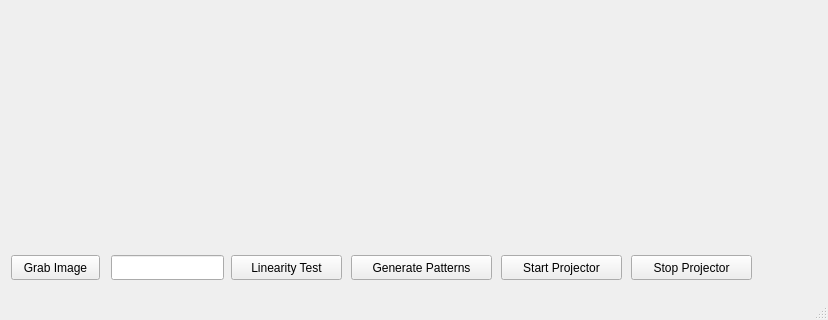
ethz-asl/slstudio, file src/SLStudio.ui: the form before one commit; both pictures show x 0 to 828 and y 224 to 544 of the 828 by 544 pixel window.
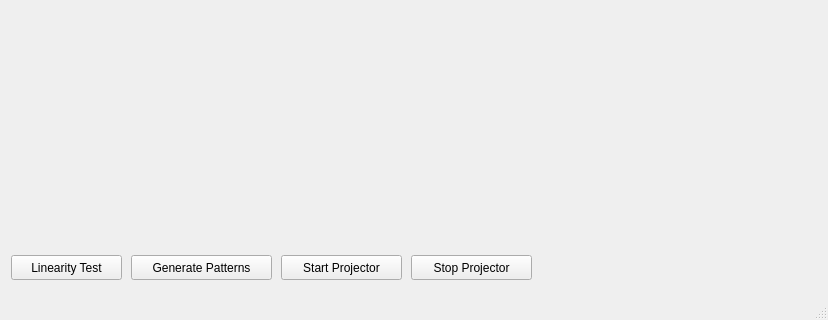
The form after the commit. Custom widgets are drawn as their Qt base class.

Commit message: Removed unnecessary button

The edit to the form file:
```diff
--- a/src/SLStudio.ui
+++ b/src/SLStudio.ui
@@ -35,33 +35,10 @@
       <property name="autoFillBackground">
        <bool>false</bool>
       </property>
-      <widget class="QPushButton" name="grabImage">
-       <property name="geometry">
-        <rect>
-         <x>0</x>
-         <y>420</y>
-         <width>89</width>
-         <height>25</height>
-        </rect>
-       </property>
-       <property name="text">
-        <string>Grab Image</string>
-       </property>
-      </widget>
-      <widget class="QLineEdit" name="lineEdit">
-       <property name="geometry">
-        <rect>
-         <x>100</x>
-         <y>420</y>
-         <width>113</width>
-         <height>25</height>
-        </rect>
-       </property>
-      </widget>
       <widget class="QPushButton" name="linearityTest">
        <property name="geometry">
         <rect>
-         <x>220</x>
+         <x>0</x>
          <y>420</y>
          <width>111</width>
          <height>25</height>
@@ -74,7 +51,7 @@
       <widget class="QPushButton" name="generatePatterns">
        <property name="geometry">
         <rect>
-         <x>340</x>
+         <x>120</x>
          <y>420</y>
          <width>141</width>
          <height>25</height>
@@ -87,7 +64,7 @@
       <widget class="QPushButton" name="startProjector">
        <property name="geometry">
         <rect>
-         <x>490</x>
+         <x>270</x>
          <y>420</y>
          <width>121</width>
          <height>25</height>
@@ -100,7 +77,7 @@
       <widget class="QPushButton" name="stopProjector">
        <property name="geometry">
         <rect>
-         <x>620</x>
+         <x>400</x>
          <y>420</y>
          <width>121</width>
          <height>25</height>
```
The commit also changes 5 other files.
